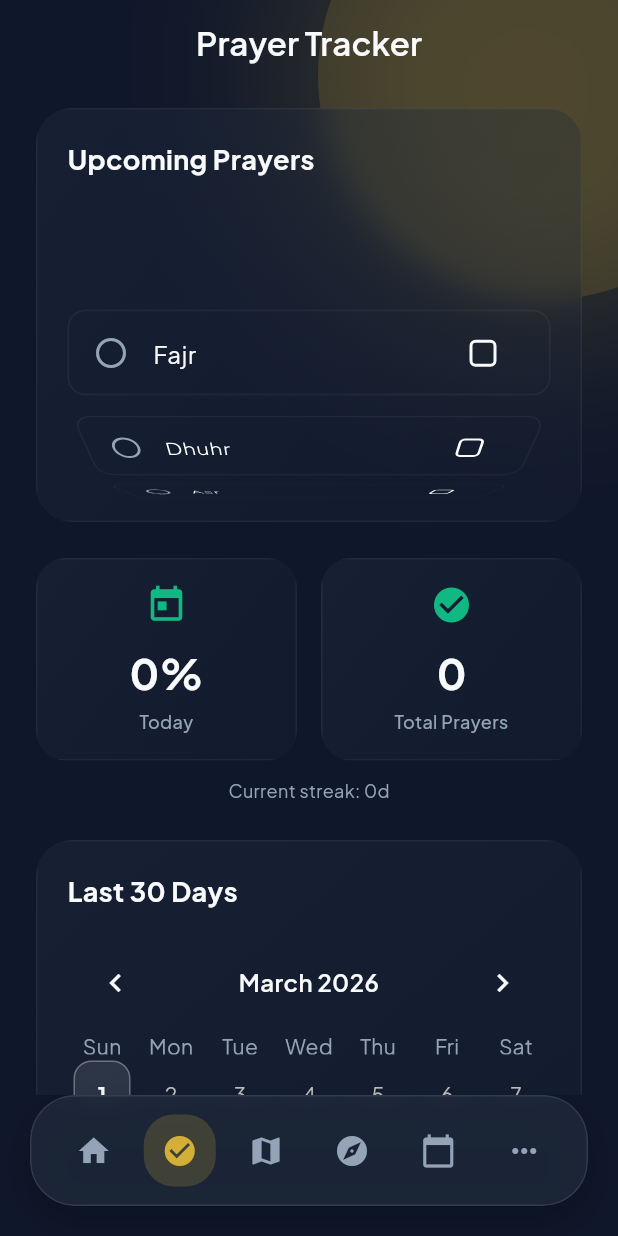
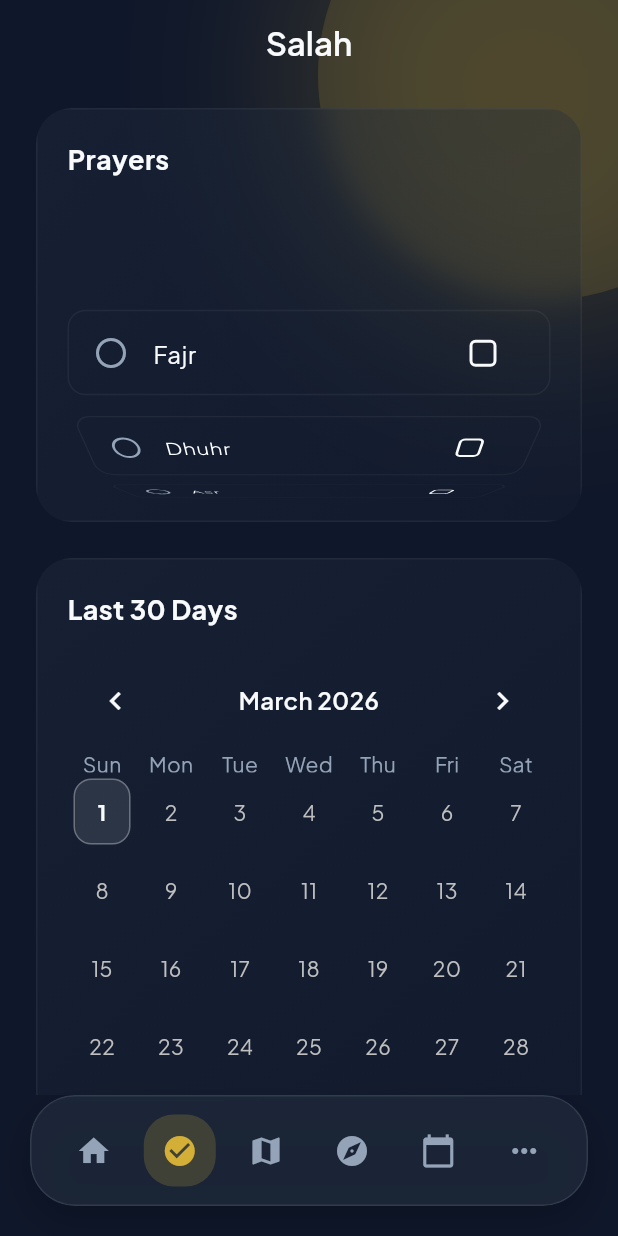
Before and after one commit to urljenkins/immutable5, a Flutter app: the screen it shows after launch, item 2 of the bottom bar chosen, on a phone screen of 412 x 824 dp. Run offline on Flutter 3.47's test engine with Material 3 defaults, Android fonts, the phone set to English and light mode, and no system bars; drawn by our look-alikes of table_calendar; our stand-ins replace audioplayers, csv, flutter_local_notifications, flutter_map, flutter_secure_storage, geolocator and 9 more; missing offline and left inert: flutter_qiblah, home_widget; network calls fail.

Commit message:
Update diverse features and fix bugs from previous tasks

```diff
--- a/lib/features/places/places_page.dart
+++ b/lib/features/places/places_page.dart
@@ -6,7 +6,7 @@ import 'package:latlong2/latlong.dart';
 import 'package:url_launcher/url_launcher.dart';
 
 import '../../di/service_locator.dart';
-import '../../generated/app_localizations.dart';
+import '../../l10n/app_localizations.dart';
 import '../../shared/app_colors.dart';
 import '../prayer/prayer_times_service.dart';
 import 'add_place_page.dart';
--- a/lib/features/prayer_tracking/prayer_stats_page.dart
+++ b/lib/features/prayer_tracking/prayer_stats_page.dart
@@ -74,7 +74,7 @@ class _PrayerStatsPageState extends State<PrayerStatsPage> {
       extendBodyBehindAppBar: true,
       appBar: AppBar(
         title: Text(
-          'Prayer Tracker',
+          'Salah',
           style: GoogleFonts.plusJakartaSans(
             fontWeight: FontWeight.w600,
             color: AppColors.textPrimary,
@@ -122,113 +122,11 @@ class _PrayerStatsPageState extends State<PrayerStatsPage> {
                       children: [
                         _buildTodayPrayers(),
                         const SizedBox(height: 24),
-                        _buildStatisticsCards(),
-                        const SizedBox(height: 24),
                         _buildCalendarView(),
                         const SizedBox(height: 40),
                       ],
                     ),
                   ),
-          ),
-        ],
-      ),
-    );
-  }
-
-  Widget _buildStatisticsCards() {
-    return Column(
-      children: [
-        Row(
-          children: [
-            Expanded(
-              child: _buildStatCard(
-                'Today',
-                '${(_stats!['todayCompletion'] * 100).toInt()}%',
-                Icons.today,
-                AppColors.success,
-              ),
-            ),
-            const SizedBox(width: 16),
-            Expanded(
-              child: _buildStatCard(
-                'Total Prayers',
-                '${_stats!['totalPrayers']}',
-                Icons.check_circle,
-                AppColors.success,
-              ),
-            ),
-          ],
-        ),
-        const SizedBox(height: 12),
-        Row(
-          mainAxisAlignment: MainAxisAlignment.center,
-          children: [
-            Text(
-              'Current streak: ${_stats!['currentStreak']}d',
-              style: GoogleFonts.plusJakartaSans(
-                fontSize: 12,
-                color: AppColors.textSecondary,
-              ),
-            ),
-            if (_stats!['longestStreak'] > 0) ...[
-              const SizedBox(width: 8),
-              Text(
-                '•',
-                style: GoogleFonts.plusJakartaSans(
-                  fontSize: 12,
-                  color: AppColors.textSecondary.withValues(alpha: 0.5),
-                ),
-              ),
-              const SizedBox(width: 8),
-              Text(
-                'Best: ${_stats!['longestStreak']}d',
-                style: GoogleFonts.plusJakartaSans(
-                  fontSize: 12,
-                  color: AppColors.textSecondary,
-                ),
-              ),
-            ],
-          ],
-        ),
-      ],
-    );
-  }
-
-  Widget _buildStatCard(
-    String label,
-    String value,
-    IconData icon,
-    Color color,
-  ) {
-    return GlassContainer(
-      padding: const EdgeInsets.all(16.0),
-      borderRadius: 20,
-      gradientColors: [
-        AppColors.cardSurface.withValues(alpha: 0.5),
-        AppColors.cardSurface.withValues(alpha: 0.2),
-      ],
-      borderColor: Colors.white.withValues(alpha: 0.05),
-      child: Column(
-        children: [
-          Icon(icon, size: 28, color: color),
-          const SizedBox(height: 12),
-          Text(
-            value,
-            style: GoogleFonts.plusJakartaSans(
-              fontSize: 28,
-              fontWeight: FontWeight.bold,
-              color: AppColors.textPrimary,
-            ),
-          ),
-          const SizedBox(height: 4),
-          Text(
-            label,
-            style: GoogleFonts.plusJakartaSans(
-              fontSize: 12,
-              fontWeight: FontWeight.w500,
-              color: AppColors.textSecondary,
-            ),
-            textAlign: TextAlign.center,
           ),
         ],
       ),
@@ -250,7 +148,7 @@ class _PrayerStatsPageState extends State<PrayerStatsPage> {
           Padding(
             padding: const EdgeInsets.fromLTRB(8, 8, 8, 4),
             child: Text(
-              'Upcoming Prayers',
+              'Prayers',
               style: GoogleFonts.plusJakartaSans(
                 fontSize: 18,
                 fontWeight: FontWeight.bold,
@@ -267,26 +165,15 @@ class _PrayerStatsPageState extends State<PrayerStatsPage> {
               }
 
               final completions = snapshot.data!;
-              final now = DateTime.now();
-              final isToday = isSameDay(_selectedDay, now);
 
-              // Hide prayers that have passed today
-              final upcomingPrayers =
-                  _trackingService.mainPrayers.where((prayer) {
-                if (!isToday || !_todayPrayerTimes.containsKey(prayer)) {
-                  return true;
-                }
-                final time = _todayPrayerTimes[prayer]!;
-                // Show only if the current time is BEFORE the prayer time (it hasn't passed)
-                return now.isBefore(time.subtract(const Duration(minutes: 5)));
-              }).toList();
+              final displayPrayers = _trackingService.mainPrayers;
 
-              if (upcomingPrayers.isEmpty) {
+              if (displayPrayers.isEmpty) {
                 return const Padding(
                   padding: EdgeInsets.symmetric(vertical: 24.0),
                   child: Center(
                     child: Text(
-                      'All prayers have passed for today.',
+                      'No prayers available.',
                       style: TextStyle(
                         color: Colors.grey,
                         fontStyle: FontStyle.italic,
@@ -300,13 +187,13 @@ class _PrayerStatsPageState extends State<PrayerStatsPage> {
                 height: 200,
                 child: ListWheelScrollView.useDelegate(
                   itemExtent: 65,
-                  physics: const FixedExtentScrollPhysics(),
+                  physics: const BouncingScrollPhysics(),
                   perspective: 0.005,
                   diameterRatio: 1.5,
                   childDelegate: ListWheelChildBuilderDelegate(
-                    childCount: upcomingPrayers.length,
+                    childCount: displayPrayers.length,
                     builder: (context, index) {
-                      final prayer = upcomingPrayers[index];
+                      final prayer = displayPrayers[index];
                       final isCompleted = completions[prayer] ?? false;
                       final prayerTime = _todayPrayerTimes[prayer];
 
--- a/lib/features/widget/prayer_widget_service.dart
+++ b/lib/features/widget/prayer_widget_service.dart
@@ -226,7 +226,11 @@ class PrayerWidgetService {
 
   /// Initialize the widget with app group (iOS requirement)
   static Future<void> initialize() async {
-    await HomeWidget.setAppGroupId(_appGroupId);
+    try {
+      await HomeWidget.setAppGroupId(_appGroupId);
+    } catch (e) {
+      // Widget not supported on all platforms (e.g. Linux)
+    }
   }
 
   /// Get stored location and settings from SharedPreferences
--- a/lib/main.dart
+++ b/lib/main.dart
@@ -179,10 +179,16 @@ class _AppScaffoldState extends State<AppScaffold> {
               currentPage = barItems[safeIndex].page;
             }
 
-            return Scaffold(
-              extendBody: true,
-              body: currentPage,
-              bottomNavigationBar: SafeArea(
+            return ColoredBox(
+              color: Theme.of(context).scaffoldBackgroundColor,
+              child: Center(
+                child: ConstrainedBox(
+                  constraints: const BoxConstraints(maxWidth: 800),
+                  child: Scaffold(
+                    extendBody: true,
+                    backgroundColor: Colors.transparent,
+                    body: currentPage,
+                    bottomNavigationBar: SafeArea(
                 bottom: true,
                 child: Container(
                   margin: const EdgeInsets.fromLTRB(20, 0, 20, 20),
@@ -281,7 +287,10 @@ class _AppScaffoldState extends State<AppScaffold> {
                   ),
                 ),
               ),
-            );
+            ),
+          ),
+        ),
+      );
           },
         );
       },
```
Also changed, not shown: lib/features/home/home_controller.dart (+78 -5 lines), lib/features/home/home_page.dart (+11 -3 lines), lib/features/home/home_state.dart (+8 -0 lines), lib/features/notifications/notification_service.dart (+11 -0 lines), lib/features/prayer/prayer_times_service.dart (+33 -0 lines), lib/features/qibla/qibla_page.dart (+26 -6 lines), lib/features/settings/settings_page.dart (+15 -3 lines).
